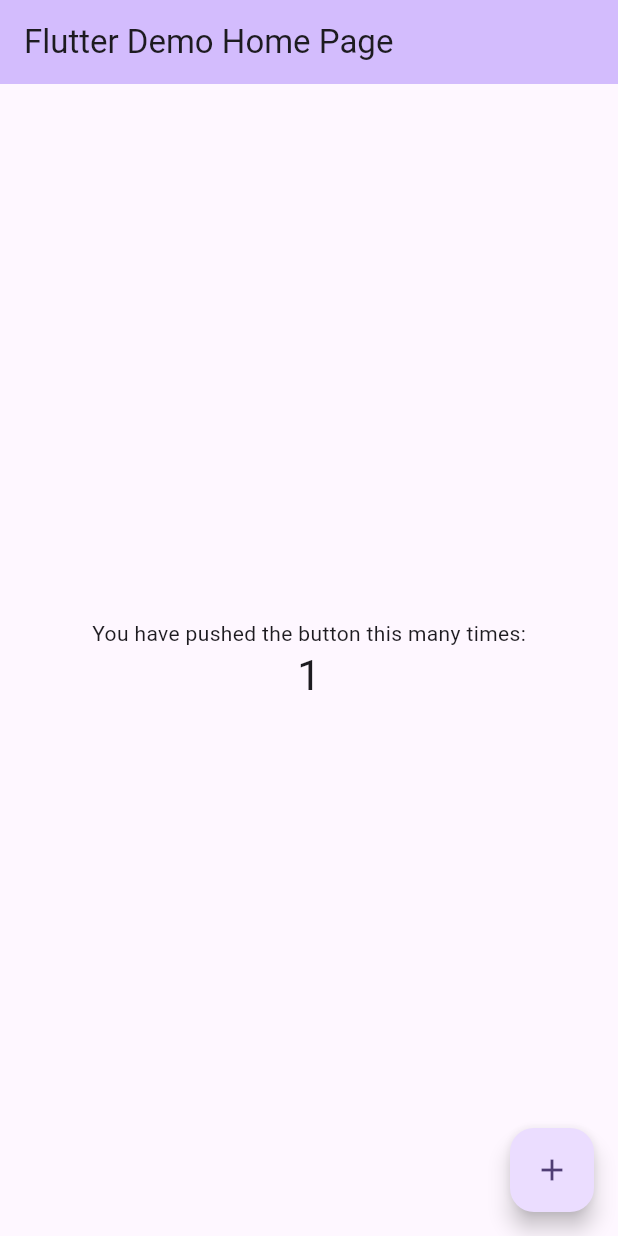
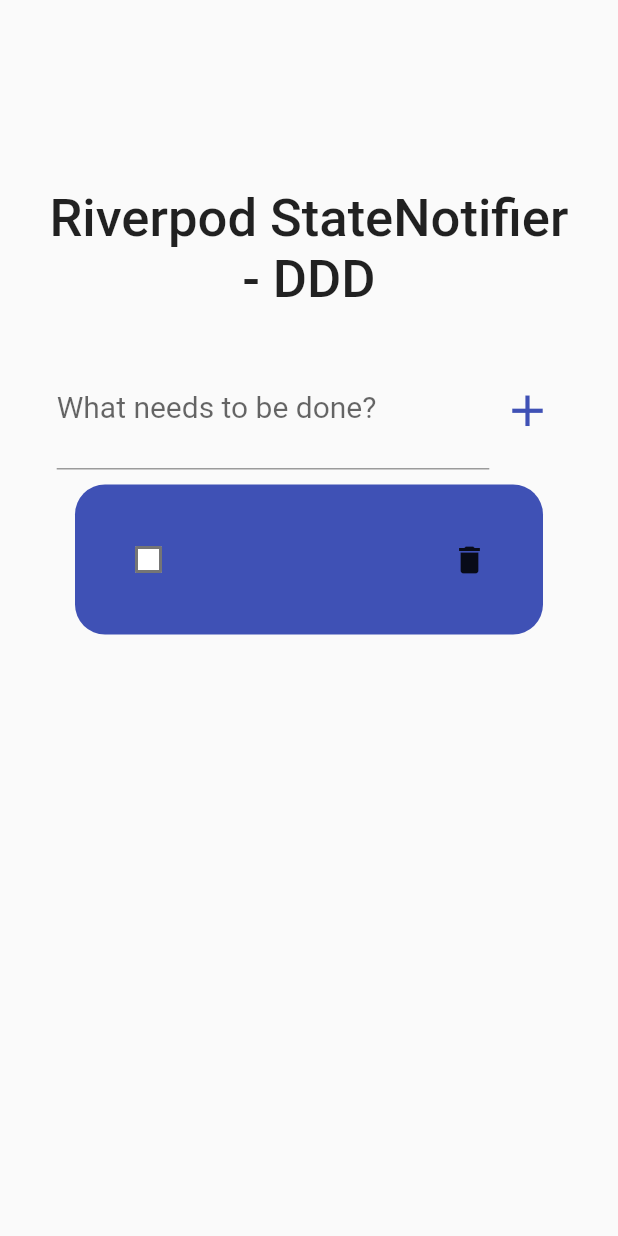
Before and after one commit to HelioPC/riverpod_tutorial, a Flutter app: the screen it shows after launch, after a tap on the "add" icon, on a phone screen of 412 x 824 dp. Run offline on Flutter 3.47's test engine with Material 2 defaults, Android fonts, the phone set to English and light mode, and no system bars; our stand-ins replace flutter_riverpod, freezed_annotation, sizer.

Commit message:
TODO app with Riverpod

```diff
--- /dev/null
+++ b/lib/app/todo_event.dart
@@ -0,0 +1,13 @@
+import 'package:freezed_annotation/freezed_annotation.dart';
+
+part 'todo_event.freezed.dart';
+
+@freezed
+class TodoEvent with _$TodoEvent {
+  const factory TodoEvent.todoTitleChanged({required String text}) =
+      TodoTitleChanged;
+  const factory TodoEvent.todoStatusChanged({required String todoId}) =
+      TodoStatusChanged;
+  const factory TodoEvent.addTodo() = AddTodo;
+  const factory TodoEvent.removeTodo({required String todoId}) = RemoveTodo;
+}
--- /dev/null
+++ b/lib/app/todo_notifier.dart
@@ -0,0 +1,59 @@
+import 'package:flutter_riverpod/flutter_riverpod.dart';
+import 'package:riverpod_tutorial/app/todo_event.dart';
+import 'package:riverpod_tutorial/app/todo_state.dart';
+import 'package:riverpod_tutorial/domain/todo_model.dart';
+import 'package:uuid/uuid.dart';
+
+class TodoNotifier extends StateNotifier<TodoState> {
+  TodoNotifier() : super(TodoState.empty());
+
+  final uuid = const Uuid();
+
+  void mapEventsToState(TodoEvent event) async {
+    event.map(
+      todoTitleChanged: (todoTitleChangedEvent) {
+        state = state.copyWith(
+          todo: TodoModel(
+            id: state.todo.id,
+            title: todoTitleChangedEvent.text.trimLeft(),
+            isTodoCompleted: false,
+          ),
+        );
+      },
+      todoStatusChanged: (todoStatusChangedEvent) {
+        final selectedTodo = state.todoList
+            .where((element) => element.id == todoStatusChangedEvent.todoId)
+            .single;
+        final todolist = [...state.todoList];
+
+        todolist[todolist
+                .indexWhere((element) => element.id == selectedTodo.id)] =
+            TodoModel(
+                id: selectedTodo.id,
+                title: selectedTodo.title,
+                isTodoCompleted: !selectedTodo.isTodoCompleted);
+
+        state = state.copyWith(todoList: todolist);
+      },
+      addTodo: (addTodoEvent) {
+        final List<TodoModel> todoList = [...state.todoList];
+        todoList.add(
+          TodoModel(
+            id: uuid.v1(),
+            title: state.todo.title,
+            isTodoCompleted: false,
+          ),
+        );
+        state = state.copyWith(todoList: todoList);
+      },
+      removeTodo: (removeTodoEvent) {
+        final List<TodoModel> todoList = [...state.todoList];
+        final todoId = removeTodoEvent.todoId;
+
+        todoList.removeWhere((element) => element.id == todoId);
+
+        state = state.copyWith(todoList: todoList);
+      },
+    );
+  }
+}
--- /dev/null
+++ b/lib/app/todo_state.dart
@@ -0,0 +1,19 @@
+import 'package:freezed_annotation/freezed_annotation.dart';
+import 'package:riverpod_tutorial/domain/todo_model.dart';
+
+part 'todo_state.freezed.dart';
+
+@freezed
+class TodoState with _$TodoState {
+  factory TodoState({
+    required List<TodoModel> todoList,
+    required TodoModel todo,
+  }) = _TodoState;
+
+  const TodoState._();
+
+  factory TodoState.empty() => TodoState(
+        todoList: [],
+        todo: TodoModel.empty(),
+      );
+}
--- /dev/null
+++ b/lib/domain/todo_model.dart
@@ -0,0 +1,20 @@
+import 'package:freezed_annotation/freezed_annotation.dart';
+
+part 'todo_model.freezed.dart';
+
+@freezed
+class TodoModel with _$TodoModel {
+  const factory TodoModel({
+    required String id,
+    required String title,
+    required bool isTodoCompleted,
+  }) = _TodoModel;
+
+  const TodoModel._();
+
+  factory TodoModel.empty() => const TodoModel(
+        id: "",
+        title: "",
+        isTodoCompleted: false,
+      );
+}
--- a/lib/main.dart
+++ b/lib/main.dart
@@ -1,125 +1,11 @@
 import 'package:flutter/material.dart';
+import 'package:flutter_riverpod/flutter_riverpod.dart';
+import 'package:riverpod_tutorial/presentation/core/app_widget.dart';
 
 void main() {
-  runApp(const MyApp());
+  runApp(
+    const ProviderScope(
+      child: AppWidget(),
+    ),
+  );
 }
-
-class MyApp extends StatelessWidget {
-  const MyApp({super.key});
-
-  // This widget is the root of your application.
-  @override
-  Widget build(BuildContext context) {
-    return MaterialApp(
-      title: 'Flutter Demo',
-      theme: ThemeData(
-        // This is the theme of your application.
-        //
-        // TRY THIS: Try running your application with "flutter run". You'll see
-        // the application has a blue toolbar. Then, without quitting the app,
-        // try changing the seedColor in the colorScheme below to Colors.green
-        // and then invoke "hot reload" (save your changes or press the "hot
-        // reload" button in a Flutter-supported IDE, or press "r" if you used
-        // the command line to start the app).
-        //
-        // Notice that the counter didn't reset back to zero; the application
-        // state is not lost during the reload. To reset the state, use hot
-        // restart instead.
-        //
-        // This works for code too, not just values: Most code changes can be
-        // tested with just a hot reload.
-        colorScheme: ColorScheme.fromSeed(seedColor: Colors.deepPurple),
-        useMaterial3: true,
-      ),
-      home: const MyHomePage(title: 'Flutter Demo Home Page'),
-    );
-  }
-}
-
-class MyHomePage extends StatefulWidget {
-  const MyHomePage({super.key, required this.title});
-
-  // This widget is the home page of your application. It is stateful, meaning
-  // that it has a State object (defined below) that contains fields that affect
-  // how it looks.
-
-  // This class is the configuration for the state. It holds the values (in this
-  // case the title) provided by the parent (in this case the App widget) and
-  // used by the build method of the State. Fields in a Widget subclass are
-  // always marked "final".
-
-  final String title;
-
-  @override
-  State<MyHomePage> createState() => _MyHomePageState();
-}
-
-class _MyHomePageState extends State<MyHomePage> {
-  int _counter = 0;
-
-  void _incrementCounter() {
-    setState(() {
-      // This call to setState tells the Flutter framework that something has
-      // changed in this State, which causes it to rerun the build method below
-      // so that the display can reflect the updated values. If we changed
-      // _counter without calling setState(), then the build method would not be
-      // called again, and so nothing would appear to happen.
-      _counter++;
-    });
-  }
-
-  @override
-  Widget build(BuildContext context) {
-    // This method is rerun every time setState is called, for instance as done
-    // by the _incrementCounter method above.
-    //
-    // The Flutter framework has been optimized to make rerunning build methods
-    // fast, so that you can just rebuild anything that needs updating rather
-    // than having to individually change instances of widgets.
-    return Scaffold(
-      appBar: AppBar(
-        // TRY THIS: Try changing the color here to a specific color (to
-        // Colors.amber, perhaps?) and trigger a hot reload to see the AppBar
-        // change color while the other colors stay the same.
-        backgroundColor: Theme.of(context).colorScheme.inversePrimary,
-        // Here we take the value from the MyHomePage object that was created by
-        // the App.build method, and use it to set our appbar title.
-        title: Text(widget.title),
-      ),
-      body: Center(
-        // Center is a layout widget. It takes a single child and positions it
-        // in the middle of the parent.
-        child: Column(
-          // Column is also a layout widget. It takes a list of children and
-          // arranges them vertically. By default, it sizes itself to fit its
-          // children horizontally, and tries to be as tall as its parent.
-          //
-          // Column has various properties to control how it sizes itself and
-          // how it positions its children. Here we use mainAxisAlignment to
-          // center the children vertically; the main axis here is the vertical
-          // axis because Columns are vertical (the cross axis would be
-          // horizontal).
-          //
-          // TRY THIS: Invoke "debug painting" (choose the "Toggle Debug Paint"
-          // action in the IDE, or press "p" in the console), to see the
-          // wireframe for each widget.
-          mainAxisAlignment: MainAxisAlignment.center,
-          children: <Widget>[
-            const Text(
-              'You have pushed the button this many times:',
-            ),
-            Text(
-              '$_counter',
-              style: Theme.of(context).textTheme.headlineMedium,
-            ),
-          ],
-        ),
-      ),
-      floatingActionButton: FloatingActionButton(
-        onPressed: _incrementCounter,
-        tooltip: 'Increment',
-        child: const Icon(Icons.add),
-      ), // This trailing comma makes auto-formatting nicer for build methods.
-    );
-  }
-}
--- /dev/null
+++ b/lib/presentation/core/app_widget.dart
@@ -0,0 +1,32 @@
+import 'dart:io';
+
+import 'package:flutter/material.dart';
+import 'package:riverpod_tutorial/presentation/pages/home/home_page.dart';
+import 'package:sizer/sizer.dart';
+
+class AppWidget extends StatelessWidget {
+  const AppWidget({Key? key}) : super(key: key);
+
+  @override
+  Widget build(BuildContext context) {
+    return Sizer(
+      builder: (context, orientation, deviceType) {
+        return Listener(
+          onPointerUp: (_) {
+            if (Platform.isIOS) {
+              FocusScopeNode currentFocus = FocusScope.of(context);
+              if (!currentFocus.hasPrimaryFocus &&
+                  currentFocus.focusedChild != null) {
+                FocusManager.instance.primaryFocus!.unfocus();
+              }
+            }
+          },
+          child: const MaterialApp(
+            debugShowCheckedModeBanner: false,
+            home: HomePage(),
+          ),
+        );
+      },
+    );
+  }
+}
--- /dev/null
+++ b/lib/presentation/pages/home/constants/colors.dart
@@ -0,0 +1,4 @@
+import 'package:flutter/material.dart';
+
+const Color whiteColor = Colors.white;
+const Color blackColor = Colors.black;
--- /dev/null
+++ b/lib/presentation/pages/home/constants/texts.dart
@@ -0,0 +1,2 @@
+const String titleText = "Riverpod StateNotifier - DDD";
+const String whatNeedsToBeDoneText = "What needs to be done?";
--- /dev/null
+++ b/lib/presentation/pages/home/home_page.dart
@@ -0,0 +1,43 @@
+import 'package:flutter/material.dart';
+import 'package:flutter_riverpod/flutter_riverpod.dart';
+import 'package:riverpod_tutorial/domain/todo_model.dart';
+import 'package:riverpod_tutorial/presentation/pages/home/constants/texts.dart';
+import 'package:riverpod_tutorial/presentation/pages/home/widgets/todos_action_part.dart';
+import 'package:riverpod_tutorial/presentation/pages/home/widgets/todos_part.dart';
+import 'package:riverpod_tutorial/providers/todo_provider.dart';
+
+class HomePage extends ConsumerWidget {
+  const HomePage({Key? key}) : super(key: key);
+
+  @override
+  Widget build(BuildContext context, WidgetRef ref) {
+    final todoList =
+        ref.watch(todoNotifierProvider.select((state) => state.todoList));
+    final reversedTodoList = List<TodoModel>.from(todoList.reversed);
+
+    return Scaffold(
+      body: Padding(
+        padding: const EdgeInsets.only(top: 100),
+        child: SingleChildScrollView(
+          child: Column(
+            children: [
+              const Padding(
+                padding: EdgeInsets.all(25),
+                child: Text(
+                  titleText,
+                  style: TextStyle(
+                    fontSize: 35,
+                    fontWeight: FontWeight.w500,
+                  ),
+                  textAlign: TextAlign.center,
+                ),
+              ),
+              TodosActionPart(),
+              TodosPart(todoList: reversedTodoList),
+            ],
+          ),
+        ),
+      ),
+    );
+  }
+}
--- /dev/null
+++ b/lib/presentation/pages/home/widgets/todos_action_part.dart
@@ -0,0 +1,54 @@
+import 'package:flutter/material.dart';
+import 'package:flutter_riverpod/flutter_riverpod.dart';
+import 'package:riverpod_tutorial/app/todo_event.dart';
+import 'package:riverpod_tutorial/presentation/pages/home/constants/texts.dart';
+import 'package:riverpod_tutorial/providers/todo_provider.dart';
+import 'package:sizer/sizer.dart';
+
+class TodosActionPart extends ConsumerWidget {
+  TodosActionPart({
+    Key? key,
+  }) : super(key: key);
+
+  final textfieldController = TextEditingController();
+
+  @override
+  Widget build(BuildContext context, WidgetRef ref) {
+    return Row(
+      mainAxisAlignment: MainAxisAlignment.center,
+      children: [
+        SizedBox(
+          width: 70.w,
+          child: TextField(
+            controller: textfieldController,
+            maxLines: 2,
+            decoration: const InputDecoration(
+              labelText: whatNeedsToBeDoneText,
+              labelStyle: TextStyle(fontSize: 20),
+            ),
+            autocorrect: false,
+            onTapOutside: (event) {
+              FocusManager.instance.primaryFocus?.unfocus();
+            },
+          ),
+        ),
+        IconButton(
+          onPressed: () {
+            ref.read(todoNotifierProvider.notifier).mapEventsToState(
+                  TodoTitleChanged(text: textfieldController.value.text),
+                );
+            ref.read(todoNotifierProvider.notifier).mapEventsToState(
+                  const AddTodo(),
+                );
+            textfieldController.clear();
+          },
+          icon: const Icon(
+            Icons.add,
+            color: Colors.indigo,
+            size: 35,
+          ),
+        )
+      ],
+    );
+  }
+}
--- /dev/null
+++ b/lib/presentation/pages/home/widgets/todos_part.dart
@@ -0,0 +1,94 @@
+import 'package:flutter/material.dart';
+import 'package:flutter_riverpod/flutter_riverpod.dart';
+import 'package:riverpod_tutorial/app/todo_event.dart';
+import 'package:riverpod_tutorial/domain/todo_model.dart';
+import 'package:riverpod_tutorial/presentation/pages/home/constants/colors.dart';
+import 'package:riverpod_tutorial/providers/todo_provider.dart';
+import 'package:sizer/sizer.dart';
+
+class TodosPart extends ConsumerWidget {
+  const TodosPart({
+    Key? key,
+    required this.todoList,
+  }) : super(key: key);
+
+  final List<TodoModel> todoList;
+
+  @override
+  Widget build(BuildContext context, WidgetRef ref) {
+    return todoList.isEmpty
+        ? const Padding(
+            padding: EdgeInsets.only(top: 100),
+            child: Text(
+              "There is no To do",
+              style: TextStyle(fontSize: 30, fontWeight: FontWeight.w500),
+            ),
+          )
+        : Container(
+            padding: const EdgeInsets.symmetric(horizontal: 50),
+            width: 100.h,
+            height: 130.w,
+            child: ListView.builder(
+              itemCount: todoList.length,
+              itemBuilder: (BuildContext context, int index) {
+                return Container(
+                  margin: const EdgeInsets.symmetric(vertical: 10),
+                  width: 100.w,
+                  height: 100,
+                  decoration: const BoxDecoration(
+                    color: Colors.indigo,
+                    borderRadius: BorderRadius.all(
+                      Radius.circular(20),
+                    ),
+                  ),
+                  child: Padding(
+                    padding: const EdgeInsets.symmetric(horizontal: 25),
+                    child: Row(
+                      mainAxisAlignment: MainAxisAlignment.spaceBetween,
+                      crossAxisAlignment: CrossAxisAlignment.center,
+                      children: [
+                        Row(
+                          children: [
+                            Checkbox(
+                              checkColor: blackColor,
+                              fillColor: MaterialStateProperty.all(whiteColor),
+                              value: todoList[index].isTodoCompleted,
+                              onChanged: (isTodoCompleted) {
+                                ref
+                                    .read(todoNotifierProvider.notifier)
+                                    .mapEventsToState(
+                                      TodoStatusChanged(
+                                          todoId: todoList[index].id),
+                                    );
+                              },
+                            ),
+                            Text(
+                              todoList[index].title,
+                              style: const TextStyle(
+                                  fontSize: 25, color: whiteColor),
+                            ),
+                          ],
+                        ),
+                        IconButton(
+                          onPressed: () {
+                            ref
+                                .read(todoNotifierProvider.notifier)
+                                .mapEventsToState(
+                                  RemoveTodo(
+                                    todoId: todoList[index].id,
+                                  ),
+                                );
+                          },
+                          icon: const Icon(
+                            Icons.delete,
+                          ),
+                        ),
+                      ],
+                    ),
+                  ),
+                );
+              },
+            ),
+          );
+  }
+}
--- /dev/null
+++ b/lib/providers/todo_provider.dart
@@ -0,0 +1,9 @@
+import 'package:flutter_riverpod/flutter_riverpod.dart';
+import 'package:riverpod_tutorial/app/todo_notifier.dart';
+import 'package:riverpod_tutorial/app/todo_state.dart';
+
+final todoNotifierProvider = StateNotifierProvider<TodoNotifier, TodoState>(
+  (ref) {
+    return TodoNotifier();
+  },
+);
```
Also changed, not shown: pubspec.yaml (+6 -1 lines), lib/app/todo_event.freezed.dart (added), lib/app/todo_state.freezed.dart (added), lib/domain/todo_model.freezed.dart (added), pubspec.lock, 21 other files.
